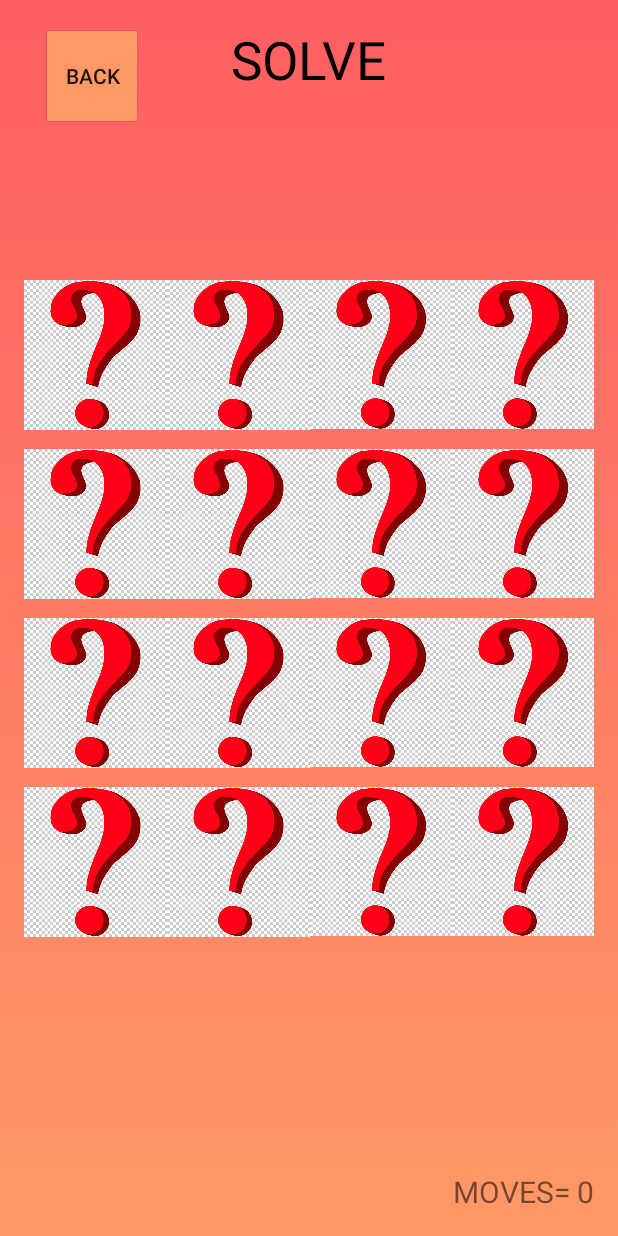
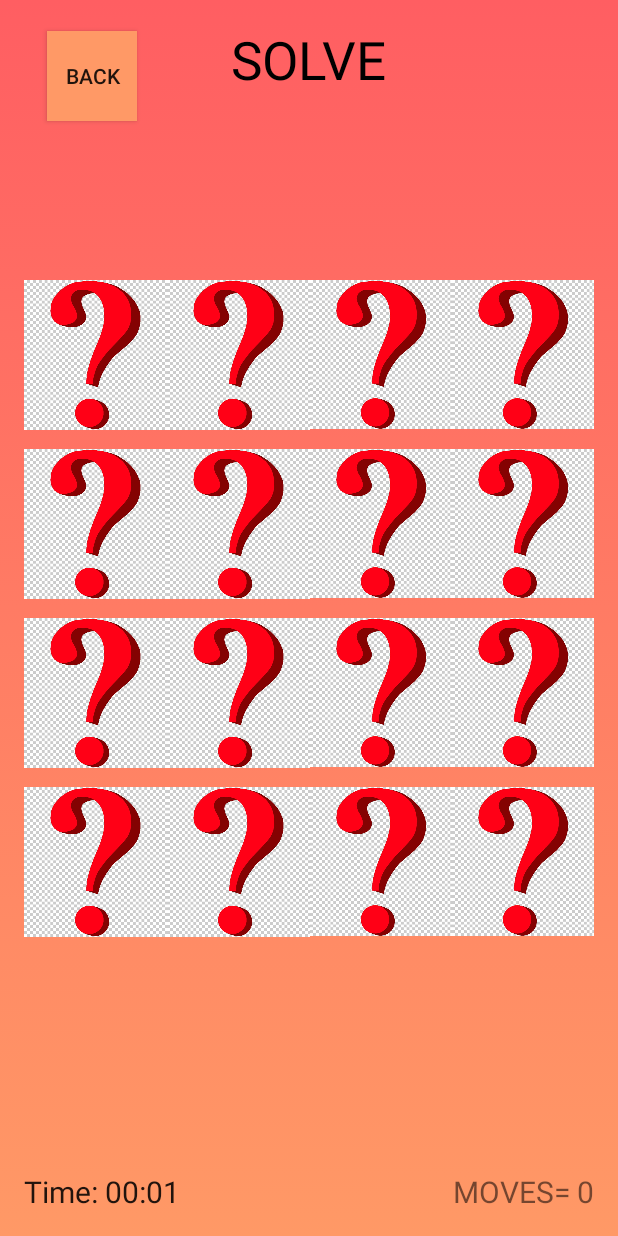
Before and after one commit to Priyatham-sai-chand/alzapp, an Android app: the TileMatchingActivity screen opened directly, with no data from a screen before it, on a phone screen of 412 x 824 dp. Run offline under Robolectric (Android 15) with nearby library versions, the phone set to English and light mode, and no system bars.

Commit message:
passing tile time to DB

```diff
--- a/app/src/main/AndroidManifest.xml
+++ b/app/src/main/AndroidManifest.xml
@@ -12,6 +12,7 @@
         android:supportsRtl="true"
         android:theme="@style/AppTheme.NoActionBar">
         <activity android:name=".QuickQuizStart"></activity>
+        <activity android:name=".QuizQuestionPage" />
         <activity android:name=".UserAreaActivity" />
         <activity android:name=".QuickPlayMenu" />
         <activity android:name=".TileMatchingActivity" />
@@ -19,8 +20,6 @@
         <activity android:name=".JumbleActivity" />
         <activity android:name=".login" />
         <activity android:name=".registration" />
-        <activity android:name=".QuizQuestionPage" />
-
         <activity android:name=".MainActivity">
             <intent-filter>
                 <action android:name="android.intent.action.MAIN" />
--- a/app/src/main/java/com/example/alzapp/TileMatchingActivity.java
+++ b/app/src/main/java/com/example/alzapp/TileMatchingActivity.java
@@ -1,20 +1,21 @@
 package com.example.alzapp;
+
+import android.content.DialogInterface;
+import android.content.Intent;
+import android.os.Bundle;
+import android.os.Handler;
+import android.os.SystemClock;
+import android.view.View;
+import android.widget.Button;
+import android.widget.Chronometer;
+import android.widget.ImageView;
+import android.widget.TextView;
+
+import java.util.Arrays;
+import java.util.Collections;
 
 import androidx.appcompat.app.AlertDialog;
 import androidx.appcompat.app.AppCompatActivity;
-
-import android.content.DialogInterface;
-import android.os.Bundle;
-import android.os.Handler;
-import android.view.View;
-import android.widget.Button;
-import android.widget.ImageView;
-import android.widget.TextView;
-
-import com.example.alzapp.R;
-
-import java.util.Arrays;
-import java.util.Collections;
 
 /*******
  Created on: 21/01/2020
@@ -31,6 +32,12 @@ public class TileMatchingActivity extends AppCompatActivity {
     ImageView i21,i22,i23,i24;
     ImageView i31,i32,i33,i34;
     ImageView i41,i42,i43,i44;
+    private Chronometer chronometer;
+    private long pauseOffset;
+    private boolean running;
+    private Button pauser;
+    private Button resumer;
+    private long elapsedMillis;
 
     Integer[] cardsArray={101,102,103,104,105,106,107,108,201,202,203,204,205,206,207,208};
 
@@ -45,6 +52,7 @@ public class TileMatchingActivity extends AppCompatActivity {
         super.onCreate(savedInstanceState);
         setContentView(R.layout.activity_tile_matching);
         counter=(TextView) findViewById(R.id.counter1);
+
 
         i11=(ImageView) findViewById(R.id.i11);
         i12=(ImageView) findViewById(R.id.i12);
@@ -87,6 +95,13 @@ public class TileMatchingActivity extends AppCompatActivity {
         i44.setTag("15");
 
         frontCards();
+
+        chronometer = findViewById(R.id.tile_time);
+        chronometer.setFormat("Time: %s");
+        chronometer.setBase(SystemClock.elapsedRealtime());
+        startChronometer();
+
+
 
         Collections.shuffle(Arrays.asList(cardsArray));
 
@@ -230,6 +245,26 @@ public class TileMatchingActivity extends AppCompatActivity {
             @Override
             public void onClick(View v) {
                 onBackPressed();
+            }
+        });
+
+        chronometer.setOnChronometerTickListener(new Chronometer.OnChronometerTickListener() {
+            @Override
+            public void onChronometerTick(Chronometer chronometer) {
+                if (checkEnd()) {
+                    elapsedMillis = SystemClock.elapsedRealtime() - chronometer.getBase();
+                    //long minutes = TimeUnit.MILLISECONDS.toMinutes(elapsedMillis);
+                    //long seconds = TimeUnit.MILLISECONDS.toSeconds(elapsedMillis);
+
+
+                    Intent resultIntent = new Intent();
+                    resultIntent.putExtra("tile_elapsed_millis", elapsedMillis);
+                    setResult(RESULT_OK, resultIntent);
+                    finish();
+
+
+
+                }
             }
         });
 
@@ -476,7 +511,7 @@ public class TileMatchingActivity extends AppCompatActivity {
         checkEnd();
     }
 
-    private void checkEnd(){
+    private boolean checkEnd(){
         if(i11.getVisibility()==View.INVISIBLE &&
                 i12.getVisibility()==View.INVISIBLE &&
                 i13.getVisibility()==View.INVISIBLE &&
@@ -503,6 +538,11 @@ public class TileMatchingActivity extends AppCompatActivity {
                             finish();
                         }
                     });
+            return true;
+
+        }
+        else{
+            return false;
 
         }
     }
@@ -525,4 +565,25 @@ public class TileMatchingActivity extends AppCompatActivity {
         img207=R.drawable.chicken;
         img208=R.drawable.cow;
     }
+
+    public void startChronometer() {
+        if (!running) {
+            chronometer.setBase(SystemClock.elapsedRealtime() - pauseOffset);
+            chronometer.start();
+            running = true;
+        }
+    }
+
+    public void pauseChronometer() {
+        if (running) {
+            chronometer.stop();
+            pauseOffset = SystemClock.elapsedRealtime() - chronometer.getBase();
+            running = false;
+        }
+    }
+
+    public void resetChronometer() {
+        chronometer.setBase(SystemClock.elapsedRealtime());
+        pauseOffset = 0;
+    }
 }
--- a/app/src/main/res/layout/activity_tile_matching.xml
+++ b/app/src/main/res/layout/activity_tile_matching.xml
@@ -43,6 +43,17 @@
         android:text="MOVES= 0"
         android:textSize="20sp"/>
 
+    <Chronometer
+        android:id="@+id/tile_time"
+        android:layout_width="132dp"
+        android:layout_height="wrap_content"
+        android:layout_alignParentLeft="true"
+        android:layout_alignParentEnd="true"
+        android:layout_alignParentBottom="true"
+        android:layout_marginLeft="24dp"
+        android:layout_marginEnd="263dp"
+
+        android:textSize="20sp" />
 
 
 </RelativeLayout>
```
Also changed, not shown: app/src/main/java/com/example/alzapp/QuickPlayMenu.java (+58 -9 lines), app/src/main/java/com/example/alzapp/QuizQuestionPage.java (+5 -3 lines), app/src/main/java/com/example/alzapp/TileSender.java (added, +28 -0 lines), app/src/main/res/layout/activity_quick_play_menu.xml (+8 -0 lines).
